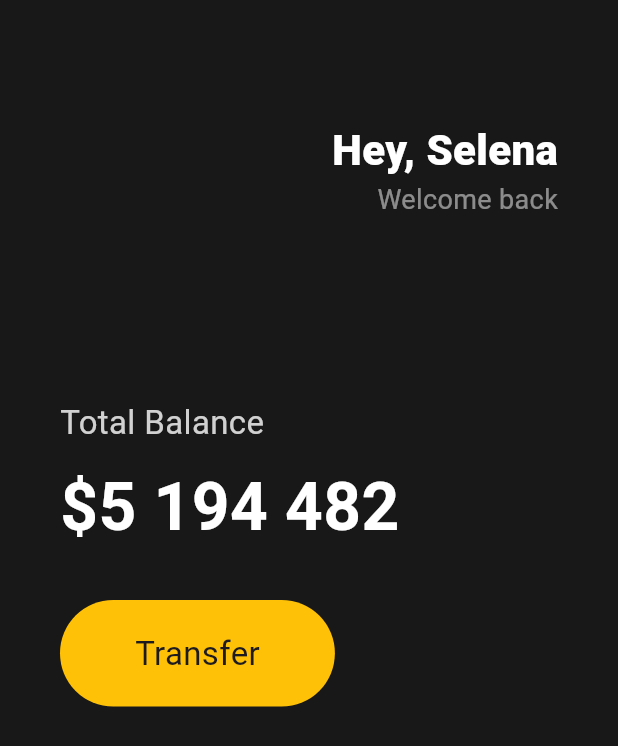
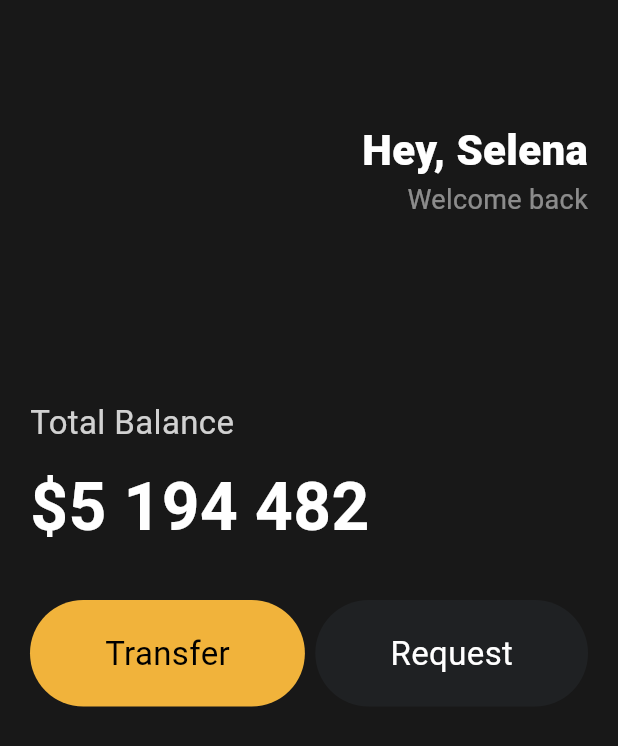
Before and after one commit to lstar2397/flutter-for-beginners, a Flutter app: the screen it shows after launch, on a phone screen of 412 x 824 dp. Shown: the top 746 px of the screen. Run offline on Flutter 3.47's test engine with Material 3 defaults, Android fonts, the phone set to English and light mode, and no system bars.

Commit message:
#3.5 Reusable Widgets

```diff
--- a/toonflix/lib/main.dart
+++ b/toonflix/lib/main.dart
@@ -1,4 +1,5 @@
 import 'package:flutter/material.dart';
+import 'package:toonflix/widgets/button.dart';
 
 void main() {
   runApp(const App());
@@ -14,7 +15,7 @@
         backgroundColor: const Color(0xFF181818),
         body: Padding(
           padding: const EdgeInsets.symmetric(
-            horizontal: 40,
+            horizontal: 20,
           ),
           child: Column(
             crossAxisAlignment: CrossAxisAlignment.start,
@@ -71,25 +72,18 @@
               const SizedBox(
                 height: 30,
               ),
-              Row(
+              const Row(
+                mainAxisAlignment: MainAxisAlignment.spaceBetween,
                 children: [
-                  Container(
-                    decoration: BoxDecoration(
-                      color: Colors.amber,
-                      borderRadius: BorderRadius.circular(45),
-                    ),
-                    child: const Padding(
-                      padding: EdgeInsets.symmetric(
-                        vertical: 20,
-                        horizontal: 50,
-                      ),
-                      child: Text(
-                        'Transfer',
-                        style: TextStyle(
-                          fontSize: 22,
-                        ),
-                      ),
-                    ),
+                  Button(
+                    text: 'Transfer',
+                    bgColor: Color(0xFFF1B33B),
+                    textColor: Colors.black,
+                  ),
+                  Button(
+                    text: 'Request',
+                    bgColor: Color(0xFF1F2123),
+                    textColor: Colors.white,
                   )
                 ],
               )
--- /dev/null
+++ b/toonflix/lib/widgets/button.dart
@@ -0,0 +1,36 @@
+import 'package:flutter/material.dart';
+
+class Button extends StatelessWidget {
+  final String text;
+  final Color bgColor;
+  final Color textColor;
+
+  const Button(
+      {super.key,
+      required this.text,
+      required this.bgColor,
+      required this.textColor});
+
+  @override
+  Widget build(BuildContext context) {
+    return Container(
+      decoration: BoxDecoration(
+        color: bgColor,
+        borderRadius: BorderRadius.circular(45),
+      ),
+      child: Padding(
+        padding: const EdgeInsets.symmetric(
+          vertical: 20,
+          horizontal: 50,
+        ),
+        child: Text(
+          text,
+          style: TextStyle(
+            color: textColor,
+            fontSize: 22,
+          ),
+        ),
+      ),
+    );
+  }
+}
```
